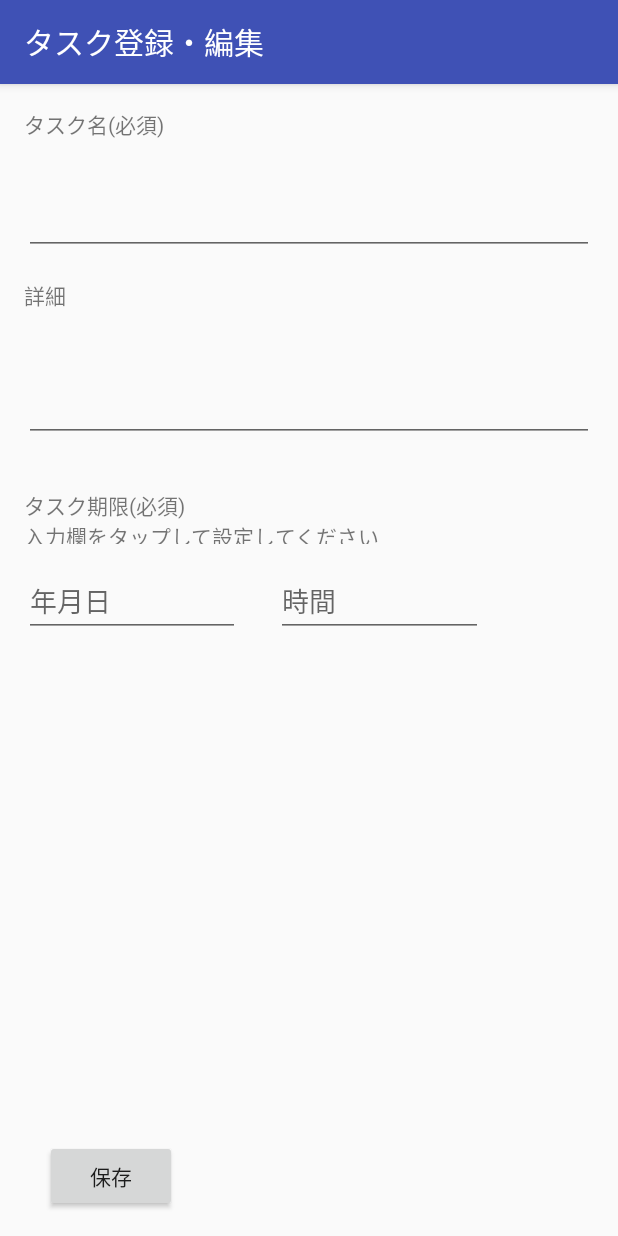
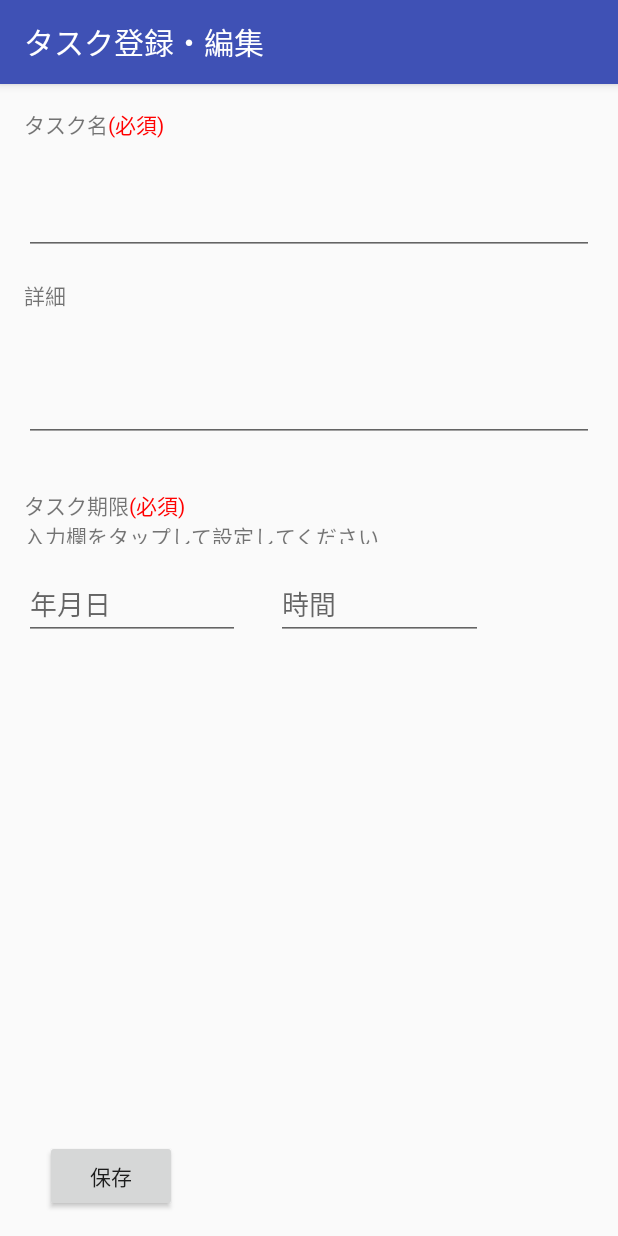
Before and after one commit to yasu1234/todoReminder, an Android app: the TaskEditActivity screen opened directly, with no data from a screen before it, on a phone screen of 412 x 824 dp. Run offline under Robolectric (Android 15) with nearby library versions, the phone set to English and light mode, and no system bars; libraries missing offline, so code that uses them is left out: io.realm, io.realm.kotlin; 1 statement that could not run was skipped.

Commit message:
デザイン修正

```diff
--- a/app/src/main/java/com/kumaydevelop/todoreminder/Activity/TaskEditActivity.kt
+++ b/app/src/main/java/com/kumaydevelop/todoreminder/Activity/TaskEditActivity.kt
@@ -8,6 +8,8 @@ import android.content.Intent
 import android.os.Build
 import android.os.Bundle
 import android.support.v7.app.AppCompatActivity
+import android.text.Html
+import android.text.Spanned
 import android.view.MotionEvent
 import android.view.View
 import android.view.inputmethod.InputMethodManager
@@ -29,12 +31,14 @@ class TaskEditActivity : AppCompatActivity(), DateFragment.onDateSelectListnerIn
 
     private lateinit var realm : Realm
 
+    // 日時選択時の処理
     override fun onSelected(year: Int, month: Int, date: Int) {
         val cal = Calendar.getInstance()
         cal.set(year, month, date)
         dateText.setText(android.text.format.DateFormat.format("yyyy/MM/dd", cal))
     }
 
+    // 時間選択時の処理
     override fun onSelected(hourOfDay: Int, minutes: Int) {
         // 時間をHH:mm形式で表示させる
         timeText.setText("%1$02d:%2$02d".format(hourOfDay, minutes))
@@ -44,6 +48,12 @@ class TaskEditActivity : AppCompatActivity(), DateFragment.onDateSelectListnerIn
         super.onCreate(savedInstanceState)
         setContentView(R.layout.activity_task_edit)
         realm = Realm.getDefaultInstance()
+
+        // (必須)のみ赤文字にする
+        val timelimitHtml = "タスク期限<font color=red>(必須)</font><br>入力欄をタップして設定してください"
+        timeLimit.setText(toSpanned(timelimitHtml))
+        val titleHtml = "タスク名<font color=red>(必須)</font>"
+        titleName.setText(toSpanned(titleHtml))
 
         // カーソルを表示させず、年月日時の選択だけできるようにする
         dateText.isEnabled = true
@@ -202,4 +212,14 @@ class TaskEditActivity : AppCompatActivity(), DateFragment.onDateSelectListnerIn
         val pending = PendingIntent.getBroadcast(this, taskId.toInt(), intent, PendingIntent.FLAG_UPDATE_CURRENT)
         alarm.cancel(pending)
     }
+
+    // HTMLのタグを適用する
+    fun toSpanned(html: String) : Spanned {
+        if (Build.VERSION.SDK_INT >= Build.VERSION_CODES.N) {
+            return Html.fromHtml(html, Html.FROM_HTML_MODE_LEGACY)
+        } else {
+            @Suppress("DEPRECATION")
+            return Html.fromHtml(html)
+        }
+    }
 }
--- a/app/src/main/res/layout/activity_task_edit.xml
+++ b/app/src/main/res/layout/activity_task_edit.xml
@@ -18,7 +18,7 @@
         app:layout_constraintTop_toTopOf="parent" />
 
     <TextView
-        android:id="@+id/textView"
+        android:id="@+id/timeLimit"
         android:layout_width="261dp"
         android:layout_height="36dp"
         android:layout_marginStart="16dp"
@@ -30,17 +30,17 @@
     <EditText
         android:id="@+id/dateText"
         android:layout_width="144dp"
-        android:layout_height="46dp"
+        android:layout_height="48dp"
         android:layout_marginStart="16dp"
         android:layout_marginTop="16dp"
         android:ems="10"
         android:hint="年月日"
         android:inputType="date"
         app:layout_constraintStart_toStartOf="parent"
-        app:layout_constraintTop_toBottomOf="@+id/textView" />
+        app:layout_constraintTop_toBottomOf="@+id/timeLimit" />
 
     <TextView
-        android:id="@+id/textView2"
+        android:id="@+id/titleName"
         android:layout_width="100dp"
         android:layout_height="26dp"
         android:layout_marginStart="16dp"
@@ -62,7 +62,7 @@
         app:layout_constraintEnd_toEndOf="parent"
         app:layout_constraintHorizontal_bias="1.0"
         app:layout_constraintStart_toStartOf="parent"
-        app:layout_constraintTop_toBottomOf="@+id/textView2"
+        app:layout_constraintTop_toBottomOf="@+id/titleName"
         app:layout_constraintVertical_bias="0.028" />
 
     <TextView
@@ -116,13 +116,13 @@
     <EditText
         android:id="@+id/timeText"
         android:layout_width="138dp"
-        android:layout_height="46dp"
+        android:layout_height="48dp"
         android:layout_marginStart="24dp"
         android:layout_marginTop="16dp"
         android:ems="10"
         android:hint="時間"
         android:inputType="time"
         app:layout_constraintStart_toEndOf="@+id/dateText"
-        app:layout_constraintTop_toBottomOf="@+id/textView" />
+        app:layout_constraintTop_toBottomOf="@+id/timeLimit" />
 
 </android.support.constraint.ConstraintLayout>
```
